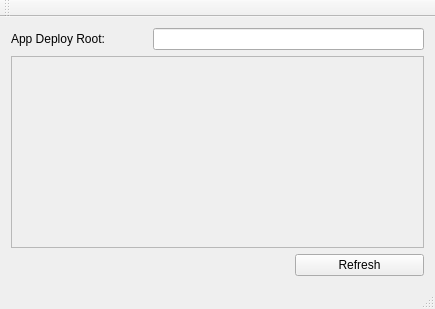
Qt form demo/ProductExecTool/mainwindow.ui (AbelTian/multi-link) before a commit.
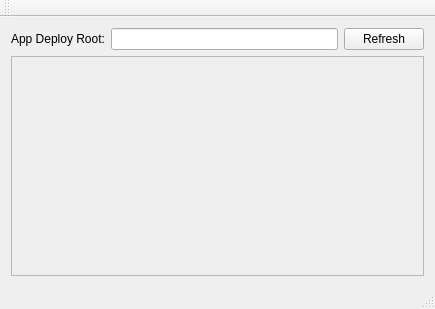
The same form after that commit.

```diff
--- a/demo/ProductExecTool/mainwindow.ui
+++ b/demo/ProductExecTool/mainwindow.ui
@@ -22,6 +22,16 @@
       </property>
      </widget>
     </item>
+    <item row="0" column="1">
+     <widget class="QLineEdit" name="lineEdit"/>
+    </item>
+    <item row="0" column="2">
+     <widget class="QPushButton" name="pushButton">
+      <property name="text">
+       <string>Refresh</string>
+      </property>
+     </widget>
+    </item>
     <item row="1" column="0" colspan="3">
      <widget class="QScrollArea" name="scrollArea">
       <property name="widgetResizable">
@@ -33,35 +43,12 @@
          <x>0</x>
          <y>0</y>
          <width>421</width>
-         <height>193</height>
+         <height>220</height>
         </rect>
        </property>
       </widget>
      </widget>
     </item>
-    <item row="2" column="2">
-     <widget class="QPushButton" name="pushButton">
-      <property name="text">
-       <string>Refresh</string>
-      </property>
-     </widget>
-    </item>
-    <item row="2" column="0" colspan="2">
-     <spacer name="horizontalSpacer">
-      <property name="orientation">
-       <enum>Qt::Horizontal</enum>
-      </property>
-      <property name="sizeHint" stdset="0">
-       <size>
-        <width>278</width>
-        <height>20</height>
-       </size>
-      </property>
-     </spacer>
-    </item>
-    <item row="0" column="1" colspan="2">
-     <widget class="QLineEdit" name="lineEdit"/>
-    </item>
    </layout>
   </widget>
   <widget class="QMenuBar" name="menuBar">
```
